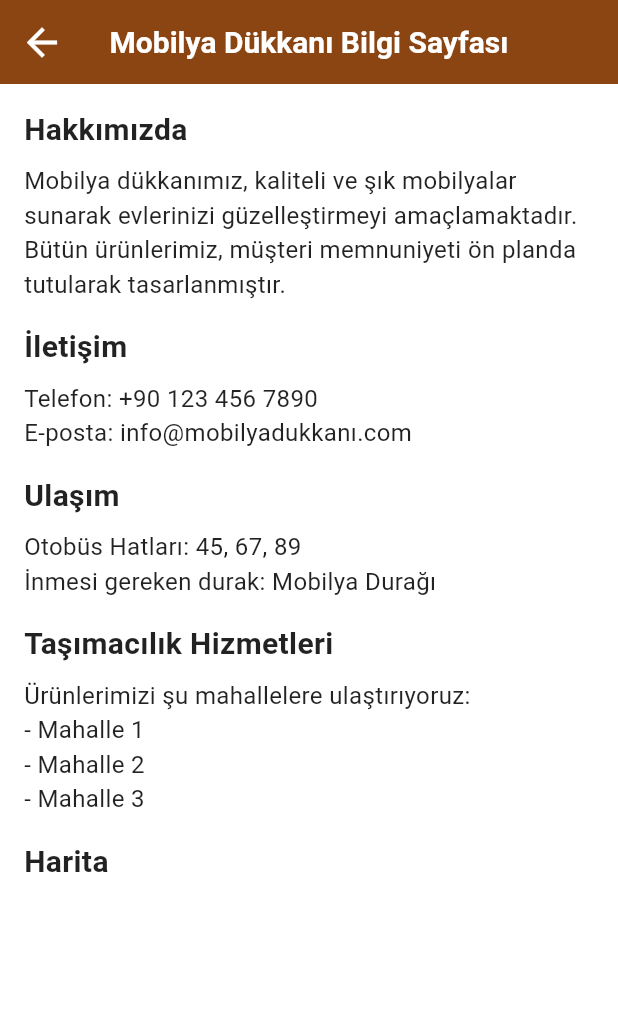
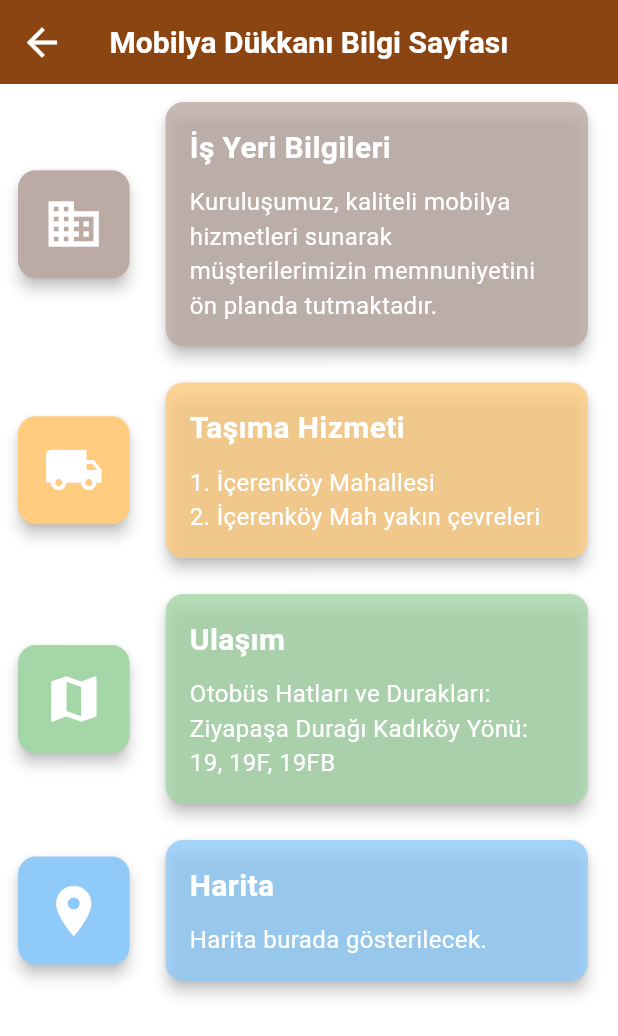
Before and after one commit to ferdidrgn/SaglamSpot, a Flutter app: the InfoPage screen opened directly, on a phone screen of 412 x 824 dp. Shown: the top 1036 px of the screen. Run offline on Flutter 3.47's test engine with Material 3 defaults, Android fonts, the phone set to English and light mode, and no system bars; our stand-ins replace cached_network_image, cloud_firestore, dartz, equatable, firebase_core, firebase_storage and 5 more; accounts and stored records are empty; statements that could not run were skipped.

Commit message:
Update info_page.dart

```diff
--- a/lib/presentation/pages/main_pages/info_page.dart
+++ b/lib/presentation/pages/main_pages/info_page.dart
@@ -9,70 +9,108 @@ class InfoPage extends StatelessWidget {
       appBar: AppBar(
         title: const Text('Mobilya Dükkanı Bilgi Sayfası'),
       ),
-      body: const SingleChildScrollView(
-        padding: EdgeInsets.all(16.0),
+      body: SingleChildScrollView(
+        child: Column(
+          children: [
+            _buildInfoRow(
+              context,
+              title: 'İş Yeri Bilgileri',
+              content: 'Kuruluşumuz, kaliteli mobilya hizmetleri sunarak müşterilerimizin memnuniyetini ön planda tutmaktadır.',
+              color: Colors.brown[200]!, // Nostalgic brown color
+              icon: Icons.business,
+            ),
+            _buildInfoRow(
+              context,
+              title: 'Taşıma Hizmeti',
+              content: '1. İçerenköy Mahallesi\n2. İçerenköy Mah yakın çevreleri',
+              color: Colors.orange[200]!, // Nostalgic orange color
+              icon: Icons.local_shipping,
+            ),
+            _buildInfoRow(
+              context,
+              title: 'Ulaşım',
+              content: 'Otobüs Hatları ve Durakları:\nZiyapaşa Durağı Kadıköy Yönü: 19, 19F, 19FB',
+              color: Colors.green[200]!, // Nostalgic green color
+              icon: Icons.map,
+            ),
+            _buildInfoRow(
+              context,
+              title: 'Harita',
+              content: 'Harita burada gösterilecek.',
+              color: Colors.blue[200]!, // Nostalgic blue color
+              icon: Icons.place,
+            ),
+          ],
+        ),
+      ),
+    );
+  }
+
+  Widget _buildInfoRow(
+    BuildContext context, {
+    required String title,
+    required String content,
+    required Color color,
+    required IconData icon,
+  }) {
+    return Padding(
+      padding: const EdgeInsets.symmetric(horizontal: 8.0),
+      child: Row(
+        children: [
+          // %20'lik Kart (Görsel)
+          Container(
+            width: MediaQuery.of(context).size.width * 0.2,
+            margin: const EdgeInsets.only(right: 8.0),
+            child: Card(
+              color: color,
+              elevation: 4,
+              shape: RoundedRectangleBorder(
+                borderRadius: BorderRadius.circular(12),
+              ),
+              child: Padding(
+                padding: const EdgeInsets.all(16.0),
+                child: Icon(icon, size: 40, color: Colors.white),
+              ),
+            ),
+          ),
+          // %80'lik Kart (Metin)
+          Expanded(
+            child: Container(
+              margin: const EdgeInsets.all(8.0),
+              child: Card(
+                color: color.withOpacity(0.8), // Slightly transparent for effect
+                elevation: 4,
+                shape: RoundedRectangleBorder(
+                  borderRadius: BorderRadius.circular(12),
+                ),
+                child: Padding(
+                  padding: const EdgeInsets.all(16.0),
                   child: Column(
                     crossAxisAlignment: CrossAxisAlignment.start,
                     children: [
                       Text(
-              'Hakkımızda',
-              style: TextStyle(fontSize: 20, fontWeight: FontWeight.bold),
+                        title,
+                        style: const TextStyle(
+                          fontSize: 20,
+                          fontWeight: FontWeight.bold,
+                          color: Colors.white,
                         ),
-            SizedBox(height: 8),
+                      ),
+                      const SizedBox(height: 10),
                       Text(
-              'Mobilya dükkanımız, kaliteli ve şık mobilyalar sunarak evlerinizi güzelleştirmeyi amaçlamaktadır. '
-              'Bütün ürünlerimiz, müşteri memnuniyeti ön planda tutularak tasarlanmıştır.',
-              style: TextStyle(fontSize: 16),
+                        content,
+                        style: const TextStyle(
+                          fontSize: 16,
+                          color: Colors.white,
                         ),
-            SizedBox(height: 16),
-
-            Text(
-              'İletişim',
-              style: TextStyle(fontSize: 20, fontWeight: FontWeight.bold),
                       ),
-            SizedBox(height: 8),
-            Text(
-              'Telefon: +90 123 456 7890',
-              style: TextStyle(fontSize: 16),
+                    ],
                   ),
-            Text(
-              'E-posta: info@mobilyadukkanı.com',
-              style: TextStyle(fontSize: 16),
                 ),
-            SizedBox(height: 16),
-
-            Text(
-              'Ulaşım',
-              style: TextStyle(fontSize: 20, fontWeight: FontWeight.bold),
               ),
-            SizedBox(height: 8),
-            Text(
-              'Otobüs Hatları: 45, 67, 89\n'
-              'İnmesi gereken durak: Mobilya Durağı',
-              style: TextStyle(fontSize: 16),
             ),
-            SizedBox(height: 16),
-
-            Text(
-              'Taşımacılık Hizmetleri',
-              style: TextStyle(fontSize: 20, fontWeight: FontWeight.bold),
           ),
-            SizedBox(height: 8),
-            Text(
-              'Ürünlerimizi şu mahallelere ulaştırıyoruz:\n'
-              '- Mahalle 1\n'
-              '- Mahalle 2\n'
-              '- Mahalle 3',
-              style: TextStyle(fontSize: 16),
-            ),
-            SizedBox(height: 16),
-
-            Text(
-              'Harita',
-              style: TextStyle(fontSize: 20, fontWeight: FontWeight.bold),
-            ),
-            SizedBox(height: 8),
-          ],),
+        ],
       ),
     );
   }
```
Lines whose indentation alone changed are shown as unchanged.
